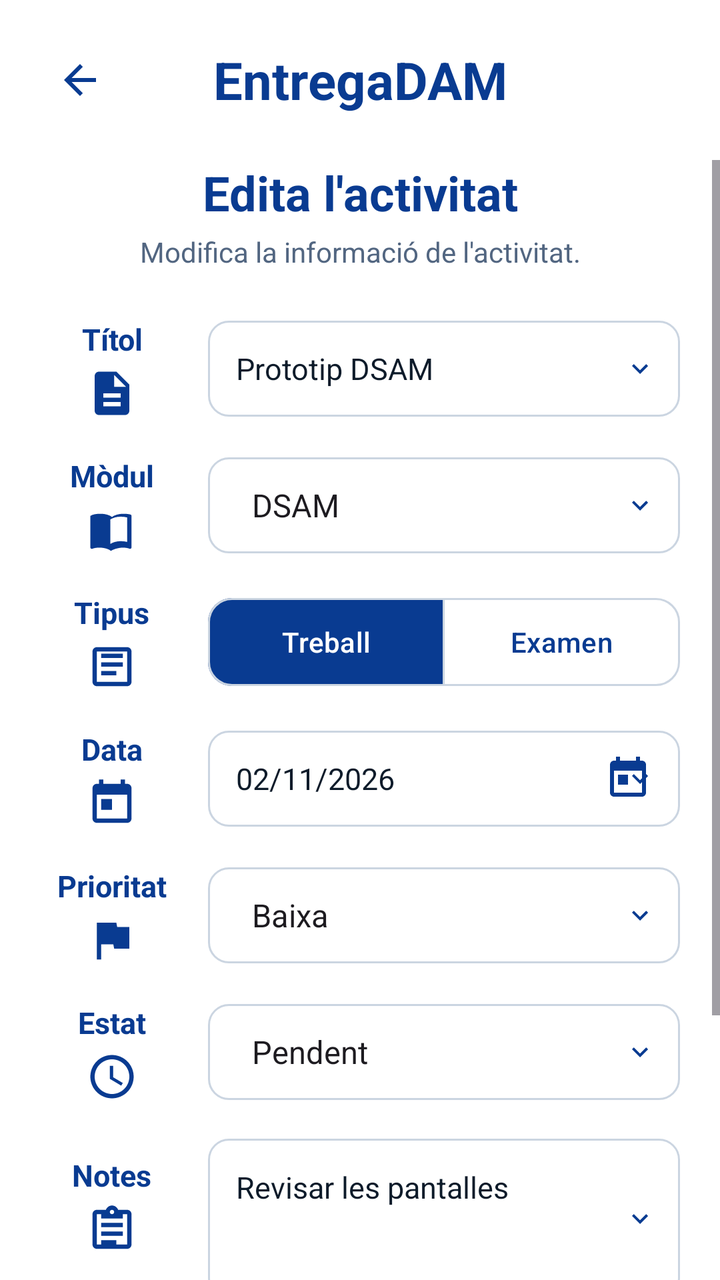
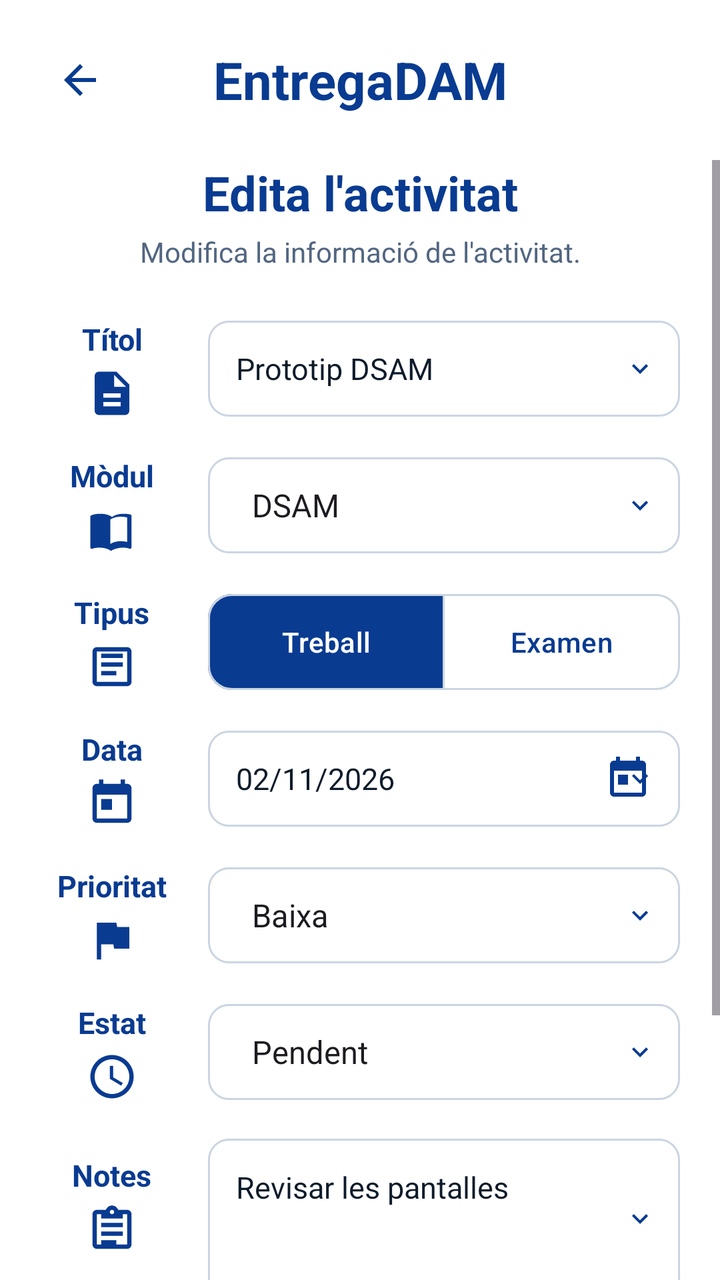

Screens rendered from an Android XML layout before and after an edit, with the pre-edit source and the edit as a unified diff.
<!-- AndroidManifest.xml: application theme Theme.Stutager -->
<!-- res/layout/activity_task_edit.xml -->
<?xml version="1.0" encoding="utf-8"?>
<LinearLayout xmlns:android="http://schemas.android.com/apk/res/android"
    xmlns:app="http://schemas.android.com/apk/res-auto"
    android:layout_width="match_parent"
    android:layout_height="match_parent"
    android:background="@color/white_background"
    android:orientation="vertical">

    
    <LinearLayout
        android:layout_width="match_parent"
        android:layout_height="wrap_content"
        android:gravity="center_vertical"
        android:orientation="horizontal"
        android:padding="16dp">

        <androidx.appcompat.widget.AppCompatImageButton
            android:id="@+id/btnBack"
            android:layout_width="48dp"
            android:layout_height="48dp"
            android:background="?attr/selectableItemBackgroundBorderless"
            android:contentDescription="@string/back_desc"
            android:padding="12dp"
            app:srcCompat="@drawable/ic_arrow_back"
            app:tint="@color/dark_blue" />

        <TextView
            android:layout_width="0dp"
            android:layout_height="wrap_content"
            android:layout_weight="1"
            android:gravity="center"
            android:text="@string/app_name"
            android:textColor="@color/dark_blue"
            android:textSize="26sp"
            android:textStyle="bold" />

        <Space
            android:layout_width="48dp"
            android:layout_height="1dp" />

    </LinearLayout>

    <ScrollView
        android:layout_width="match_parent"
        android:layout_height="0dp"
        android:layout_weight="1"
        android:fillViewport="true">

        <LinearLayout
            android:id="@+id/taskEditContent"
            android:layout_width="match_parent"
            android:layout_height="wrap_content"
            android:orientation="vertical"
            android:paddingHorizontal="20dp"
            android:paddingBottom="24dp">

            
            <TextView
                android:id="@+id/tvFormTitle"
                android:layout_width="match_parent"
                android:layout_height="wrap_content"
                android:gravity="center"
                android:text="@string/edit_activity_title"
                android:textColor="@color/dark_blue"
                android:textSize="24sp"
                android:textStyle="bold" />

            <TextView
                android:id="@+id/tvFormSubtitle"
                android:layout_width="match_parent"
                android:layout_height="wrap_content"
                android:layout_marginTop="4dp"
                android:layout_marginBottom="24dp"
                android:gravity="center"
                android:text="@string/edit_activity_subtitle"
                android:textColor="@color/text_gray"
                android:textSize="14sp" />

            
            <LinearLayout
                android:layout_width="match_parent"
                android:layout_height="wrap_content"
                android:layout_marginBottom="18dp"
                android:gravity="center_vertical"
                android:orientation="horizontal">

                <LinearLayout
                    android:layout_width="72dp"
                    android:layout_height="wrap_content"
                    android:gravity="center_horizontal"
                    android:orientation="vertical">

                    <TextView
                        android:layout_width="wrap_content"
                        android:layout_height="wrap_content"
                        android:gravity="center"
                        android:labelFor="@+id/etTitle"
                        android:text="@string/title_label"
                        android:textColor="@color/dark_blue"
                        android:textSize="15sp"
                        android:textStyle="bold" />

                    <androidx.appcompat.widget.AppCompatImageView
                        android:layout_width="26dp"
                        android:layout_height="26dp"
                        android:layout_marginTop="4dp"
                        android:importantForAccessibility="no"
                        app:srcCompat="@drawable/ic_document_blue"
                        app:tint="@color/dark_blue" />

                </LinearLayout>

                <androidx.appcompat.widget.AppCompatEditText
                    android:id="@+id/etTitle"
                    android:layout_width="0dp"
                    android:layout_height="48dp"
                    android:layout_marginStart="12dp"
                    android:layout_weight="1"
                    android:autofillHints="name"
                    android:background="@drawable/bg_spinner_outline"
                    android:hint="@string/title_hint"
                    android:inputType="text"
                    android:paddingHorizontal="14dp"
                    android:text="@string/task_title_prototip"
                    android:textColor="@color/text_dark"
                    android:textColorHint="@color/text_gray"
                    android:textSize="15sp" />

            </LinearLayout>

            
            <LinearLayout
                android:layout_width="match_parent"
                android:layout_height="wrap_content"
                android:layout_marginBottom="18dp"
                android:gravity="center_vertical"
                android:orientation="horizontal">

                <LinearLayout
                    android:layout_width="72dp"
                    android:layout_height="wrap_content"
                    android:gravity="center_horizontal"
                    android:orientation="vertical">

                    <TextView
                        android:layout_width="wrap_content"
                        android:layout_height="wrap_content"
                        android:gravity="center"
                        android:labelFor="@+id/moduleSpinner"
                        android:text="@string/module_label"
                        android:textColor="@color/dark_blue"
                        android:textSize="15sp"
                        android:textStyle="bold" />

                    <androidx.appcompat.widget.AppCompatImageView
                        android:layout_width="26dp"
                        android:layout_height="26dp"
                        android:layout_marginTop="4dp"
                        android:importantForAccessibility="no"
                        app:srcCompat="@drawable/ic_book"
                        app:tint="@color/dark_blue" />

                </LinearLayout>

                <Spinner
                    android:id="@+id/moduleSpinner"
                    android:layout_width="0dp"
                    android:layout_height="48dp"
                    android:layout_marginStart="12dp"
                    android:layout_weight="1"
                    android:background="@drawable/bg_spinner_outline"
                    android:entries="@array/form_module_options"
                    android:minHeight="48dp"
                    android:paddingStart="14dp"
                    android:paddingEnd="36dp"
                    android:spinnerMode="dropdown" />

            </LinearLayout>

            
            <LinearLayout
                android:layout_width="match_parent"
                android:layout_height="wrap_content"
                android:layout_marginBottom="18dp"
                android:gravity="center_vertical"
                android:orientation="horizontal">

                <LinearLayout
                    android:layout_width="72dp"
                    android:layout_height="wrap_content"
                    android:gravity="center_horizontal"
                    android:orientation="vertical">

                    <TextView
                        android:layout_width="wrap_content"
                        android:layout_height="wrap_content"
                        android:gravity="center"
                        android:text="@string/type_label"
                        android:textColor="@color/dark_blue"
                        android:textSize="15sp"
                        android:textStyle="bold" />

                    <androidx.appcompat.widget.AppCompatImageView
                        android:layout_width="26dp"
                        android:layout_height="26dp"
                        android:layout_marginTop="4dp"
                        android:importantForAccessibility="no"
                        app:srcCompat="@drawable/ic_task"
                        app:tint="@color/dark_blue" />

                </LinearLayout>

                <com.google.android.material.button.MaterialButtonToggleGroup
                    android:id="@+id/typeToggleGroup"
                    android:layout_width="0dp"
                    android:layout_height="wrap_content"
                    android:layout_marginStart="12dp"
                    android:layout_weight="1"
                    app:checkedButton="@+id/typeWorksButton"
                    app:selectionRequired="true"
                    app:singleSelection="true">

                    <com.google.android.material.button.MaterialButton
                        android:id="@+id/typeWorksButton"
                        style="?attr/materialButtonOutlinedStyle"
                        android:layout_width="0dp"
                        android:layout_height="44dp"
                        android:layout_weight="1"
                        android:insetTop="0dp"
                        android:insetBottom="0dp"
                        android:minWidth="0dp"
                        android:minHeight="44dp"
                        android:text="@string/type_treball"
                        android:textAllCaps="false"
                        android:textColor="@color/toggle_foreground"
                        android:textSize="14sp"
                        app:backgroundTint="@color/toggle_background"
                        app:cornerRadius="12dp"
                        app:strokeColor="@color/input_border"
                        app:strokeWidth="1dp" />

                    <com.google.android.material.button.MaterialButton
                        android:id="@+id/typeExamsButton"
                        style="?attr/materialButtonOutlinedStyle"
                        android:layout_width="0dp"
                        android:layout_height="44dp"
                        android:layout_weight="1"
                        android:insetTop="0dp"
                        android:insetBottom="0dp"
                        android:minWidth="0dp"
                        android:minHeight="44dp"
                        android:text="@string/type_examen"
                        android:textAllCaps="false"
                        android:textColor="@color/toggle_foreground"
                        android:textSize="14sp"
                        app:backgroundTint="@color/toggle_background"
                        app:cornerRadius="12dp"
                        app:strokeColor="@color/input_border"
                        app:strokeWidth="1dp" />

                </com.google.android.material.button.MaterialButtonToggleGroup>

            </LinearLayout>

            
            <LinearLayout
                android:layout_width="match_parent"
                android:layout_height="wrap_content"
                android:layout_marginBottom="18dp"
                android:gravity="center_vertical"
                android:orientation="horizontal">

                <LinearLayout
                    android:layout_width="72dp"
                    android:layout_height="wrap_content"
                    android:gravity="center_horizontal"
                    android:orientation="vertical">

                    <TextView
                        android:layout_width="wrap_content"
                        android:layout_height="wrap_content"
                        android:gravity="center"
                        android:labelFor="@+id/etDate"
                        android:text="@string/date_label"
                        android:textColor="@color/dark_blue"
                        android:textSize="15sp"
                        android:textStyle="bold" />

                    <androidx.appcompat.widget.AppCompatImageView
                        android:layout_width="26dp"
                        android:layout_height="26dp"
                        android:layout_marginTop="4dp"
                        android:importantForAccessibility="no"
                        app:srcCompat="@drawable/ic_calendar"
                        app:tint="@color/dark_blue" />

                </LinearLayout>

                <androidx.appcompat.widget.AppCompatEditText
                    android:id="@+id/etDate"
                    android:layout_width="0dp"
                    android:layout_height="48dp"
                    android:layout_marginStart="12dp"
                    android:layout_weight="1"
                    android:background="@drawable/bg_spinner_outline"
                    android:drawableEnd="@drawable/ic_calendar"
                    android:drawableTint="@color/dark_blue"
                    android:hint="@string/hint_date"
                    android:inputType="date"
                    android:paddingHorizontal="14dp"
                    android:text="@string/hint_date"
                    android:textColor="@color/text_dark"
                    android:textColorHint="@color/text_gray"
                    android:textSize="15sp" />

            </LinearLayout>

            
            <LinearLayout
                android:layout_width="match_parent"
                android:layout_height="wrap_content"
                android:layout_marginBottom="18dp"
                android:gravity="center_vertical"
                android:orientation="horizontal">

                <LinearLayout
                    android:layout_width="72dp"
                    android:layout_height="wrap_content"
                    android:gravity="center_horizontal"
                    android:orientation="vertical">

                    <TextView
                        android:layout_width="wrap_content"
                        android:layout_height="wrap_content"
                        android:gravity="center"
                        android:labelFor="@+id/prioritySpinner"
                        android:text="@string/filters_priority_label"
                        android:textColor="@color/dark_blue"
                        android:textSize="15sp"
                        android:textStyle="bold" />

                    <androidx.appcompat.widget.AppCompatImageView
                        android:layout_width="26dp"
                        android:layout_height="26dp"
                        android:layout_marginTop="4dp"
                        android:importantForAccessibility="no"
                        app:srcCompat="@drawable/ic_flag"
                        app:tint="@color/dark_blue" />

                </LinearLayout>

                <Spinner
                    android:id="@+id/prioritySpinner"
                    android:layout_width="0dp"
                    android:layout_height="48dp"
                    android:layout_marginStart="12dp"
                    android:layout_weight="1"
                    android:background="@drawable/bg_spinner_outline"
                    android:entries="@array/form_priority_options"
                    android:minHeight="48dp"
                    android:paddingStart="14dp"
                    android:paddingEnd="36dp"
                    android:spinnerMode="dropdown" />

            </LinearLayout>

            
            <LinearLayout
                android:layout_width="match_parent"
                android:layout_height="wrap_content"
                android:layout_marginBottom="18dp"
                android:gravity="center_vertical"
                android:orientation="horizontal">

                <LinearLayout
                    android:layout_width="72dp"
                    android:layout_height="wrap_content"
                    android:gravity="center_horizontal"
                    android:orientation="vertical">

                    <TextView
                        android:layout_width="wrap_content"
                        android:layout_height="wrap_content"
                        android:gravity="center"
                        android:labelFor="@+id/statusSpinner"
                        android:text="@string/filters_status_label"
                        android:textColor="@color/dark_blue"
                        android:textSize="15sp"
                        android:textStyle="bold" />

                    <androidx.appcompat.widget.AppCompatImageView
                        android:layout_width="26dp"
                        android:layout_height="26dp"
                        android:layout_marginTop="4dp"
                        android:importantForAccessibility="no"
                        app:srcCompat="@drawable/ic_clock"
                        app:tint="@color/dark_blue" />

                </LinearLayout>

                <Spinner
                    android:id="@+id/statusSpinner"
                    android:layout_width="0dp"
                    android:layout_height="48dp"
                    android:layout_marginStart="12dp"
                    android:layout_weight="1"
                    android:background="@drawable/bg_spinner_outline"
                    android:entries="@array/form_status_options"
                    android:minHeight="48dp"
                    android:paddingStart="14dp"
                    android:paddingEnd="36dp"
                    android:spinnerMode="dropdown" />

            </LinearLayout>

            
            <LinearLayout
                android:layout_width="match_parent"
                android:layout_height="wrap_content"
                android:layout_marginBottom="28dp"
                android:gravity="top"
                android:orientation="horizontal">

                <LinearLayout
                    android:layout_width="72dp"
                    android:layout_height="wrap_content"
                    android:layout_marginTop="8dp"
                    android:gravity="center_horizontal"
                    android:orientation="vertical">

                    <TextView
                        android:layout_width="wrap_content"
                        android:layout_height="wrap_content"
                        android:gravity="center"
                        android:labelFor="@+id/etNotes"
                        android:text="@string/notes_title"
                        android:textColor="@color/dark_blue"
                        android:textSize="15sp"
                        android:textStyle="bold" />

                    <androidx.appcompat.widget.AppCompatImageView
                        android:layout_width="26dp"
                        android:layout_height="26dp"
                        android:layout_marginTop="4dp"
                        android:importantForAccessibility="no"
                        app:srcCompat="@drawable/ic_notes"
                        app:tint="@color/dark_blue" />

                </LinearLayout>

                <androidx.appcompat.widget.AppCompatEditText
                    android:id="@+id/etNotes"
                    android:layout_width="0dp"
                    android:layout_height="wrap_content"
                    android:layout_marginStart="12dp"
                    android:layout_weight="1"
                    android:background="@drawable/bg_spinner_outline"
                    android:gravity="top|start"
                    android:hint="@string/hint_notes_content"
                    android:inputType="textMultiLine"
                    android:minHeight="80dp"
                    android:padding="14dp"
                    android:text="@string/hint_notes_content"
                    android:textColor="@color/text_dark"
                    android:textColorHint="@color/text_gray"
                    android:textSize="15sp" />

            </LinearLayout>

            
            <com.google.android.material.button.MaterialButton
                android:id="@+id/btnSave"
                android:layout_width="match_parent"
                android:layout_height="50dp"
                android:layout_marginBottom="12dp"
                android:minHeight="50dp"
                android:text="@string/save_changes_btn"
                android:textAllCaps="false"
                android:textColor="@color/white"
                android:textSize="16sp"
                android:textStyle="bold"
                app:backgroundTint="@color/dark_blue"
                app:cornerRadius="16dp" />

            <com.google.android.material.button.MaterialButton
                android:id="@+id/btnCancel"
                style="?attr/materialButtonOutlinedStyle"
                android:layout_width="match_parent"
                android:layout_height="50dp"
                android:minHeight="50dp"
                android:text="@string/cancel_btn"
                android:textAllCaps="false"
                android:textColor="@color/dark_blue"
                android:textSize="16sp"
                android:textStyle="bold"
                app:backgroundTint="@color/white_background"
                app:cornerRadius="16dp"
                app:strokeColor="@color/dark_blue"
                app:strokeWidth="1.5dp" />

        </LinearLayout>
    </ScrollView>

</LinearLayout>
<!-- resources referenced by this layout -->
<resources>
  <string-array name="form_module_options">
          <item>DSAM</item>
          <item>Programació</item>
          <item>Accés a dades</item>
          <item>Digitalització</item>
      </string-array>
  <string-array name="form_priority_options">
          <item>Baixa</item>
          <item>Mitjana</item>
          <item>Alta</item>
      </string-array>
  <string-array name="form_status_options">
          <item>Pendent</item>
          <item>En curs</item>
          <item>Completada</item>
      </string-array>
  <color name="dark_blue">#093B91</color>
  <color name="input_border">#CBD5E1</color>
  <color name="text_dark">#0D1B2A</color>
  <color name="text_gray">#526681</color>
  <color name="white">#FFFFFFFF</color>
  <color name="white_background">#FFFFFF</color>
  <!-- drawable ic_arrow_back (drawable) -->
  <vector xmlns:android="http://schemas.android.com/apk/res/android"
      android:width="24dp"
      android:height="24dp"
      android:viewportWidth="24"
      android:viewportHeight="24">
    <path
        android:fillColor="#093B91"
        android:pathData="M20,11H7.83l5.59,-5.59L12,4l-8,8 8,8 1.41,-1.41L7.83,13H20v-2z"/>
  </vector>
  <!-- drawable ic_calendar (drawable) -->
  <vector xmlns:android="http://schemas.android.com/apk/res/android"
      android:width="24dp"
      android:height="24dp"
      android:viewportWidth="24"
      android:viewportHeight="24">
      <path
          android:fillColor="@color/text_gray"
          android:pathData="M19,3h-1V1h-2v2H8V1H6v2H5C3.89,3 3.01,3.9 3.01,5L3,19c0,1.1 0.89,2 2,2h14c1.1,0 2,-0.9 2,-2V5C21,3.9 20.1,3 19,3zM19,19H5V8h14V19zM7,10h5v5H7V10z"/>
  </vector>
  <!-- drawable ic_document_blue (drawable) -->
  <vector xmlns:android="http://schemas.android.com/apk/res/android"
      android:width="36dp"
      android:height="36dp"
      android:viewportWidth="24"
      android:viewportHeight="24">
    <path
        android:fillColor="#087BFA"
        android:pathData="M14,2H6C4.9,2 4.01,2.9 4.01,4L4,20c0,1.1 0.89,2 1.99,2H18c1.1,0 2,-0.9 2,-2V8l-6,-6zM16,18H8v-2h8v2zm0-4H8v-2h8v2zm-3-5V3.5L18.5,9H13z"/>
  </vector>
  <!-- drawable ic_flag (drawable) -->
  <vector xmlns:android="http://schemas.android.com/apk/res/android"
      android:width="24dp"
      android:height="24dp"
      android:viewportWidth="24"
      android:viewportHeight="24">
      <path
          android:fillColor="@color/text_dark"
          android:pathData="M14.4,6L14,4H5v17h2v-7h5.6l0.4,2h7V6H14.4z"/>
  </vector>
  <string name="app_name">EntregaDAM</string>
  <string name="back_desc">Back</string>
  <string name="cancel_btn">Cancel·la</string>
  <string name="date_label">Data</string>
  <string name="edit_activity_subtitle">Modifica la informació de l\'activitat.</string>
  <string name="edit_activity_title">Edita l\'activitat</string>
  <string name="filters_priority_label">Prioritat</string>
  <string name="filters_status_label">Estat</string>
  <string name="hint_date">02/11/2026</string>
  <string name="hint_notes_content">Revisar les pantalles</string>
  <string name="module_label">Mòdul</string>
  <string name="notes_title">Notes</string>
  <string name="save_changes_btn">Desa els canvis</string>
  <string name="task_title_prototip">Prototip DSAM</string>
  <string name="title_hint">Ex. Prototip DSAM</string>
  <string name="title_label">Títol</string>
  <string name="type_examen">Examen</string>
  <string name="type_label">Tipus</string>
  <string name="type_treball">Treball</string>
  <style name="Theme.Stutager" parent="Base.Theme.Stutager" />
  <!-- drawable ic_arrow_down (drawable) -->
  <vector xmlns:android="http://schemas.android.com/apk/res/android"
      android:width="24dp"
      android:height="24dp"
      android:viewportWidth="24"
      android:viewportHeight="24">
      <path
          android:fillColor="@color/dark_blue"
          android:pathData="M7.41,8.59L12,13.17l4.59,-4.58L18,10l-6,6l-6,-6z"/>
  </vector>
  <color name="primary_blue">#087BFA</color>
  <style name="Base.Theme.Stutager" parent="Theme.Material3.DayNight.NoActionBar">
          
          
      </style>
  <!-- unchanged entries left out for length: 5 -->
</resources>

<!-- the commit's change to res/layout/activity_task_edit.xml (unified diff, before → after) -->
@@ -224,12 +224,12 @@
                         android:id="@+id/typeWorksButton"
                         style="?attr/materialButtonOutlinedStyle"
                         android:layout_width="0dp"
-                        android:layout_height="44dp"
+                        android:layout_height="wrap_content"
                         android:layout_weight="1"
                         android:insetTop="0dp"
                         android:insetBottom="0dp"
-                        android:minWidth="0dp"
-                        android:minHeight="44dp"
+                        android:minWidth="48dp"
+                        android:minHeight="48dp"
                         android:text="@string/type_treball"
                         android:textAllCaps="false"
                         android:textColor="@color/toggle_foreground"
@@ -243,12 +243,12 @@
                         android:id="@+id/typeExamsButton"
                         style="?attr/materialButtonOutlinedStyle"
                         android:layout_width="0dp"
-                        android:layout_height="44dp"
+                        android:layout_height="wrap_content"
                         android:layout_weight="1"
                         android:insetTop="0dp"
                         android:insetBottom="0dp"
-                        android:minWidth="0dp"
-                        android:minHeight="44dp"
+                        android:minWidth="48dp"
+                        android:minHeight="48dp"
                         android:text="@string/type_examen"
                         android:textAllCaps="false"
                         android:textColor="@color/toggle_foreground"
